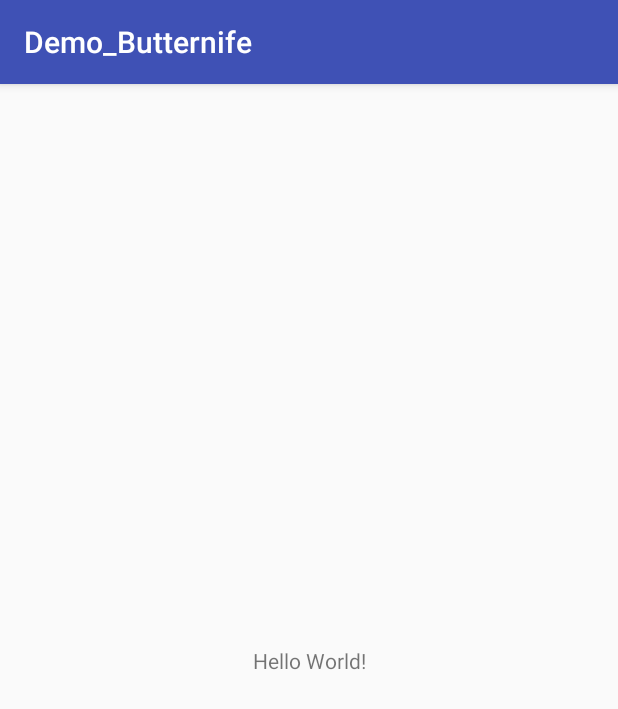
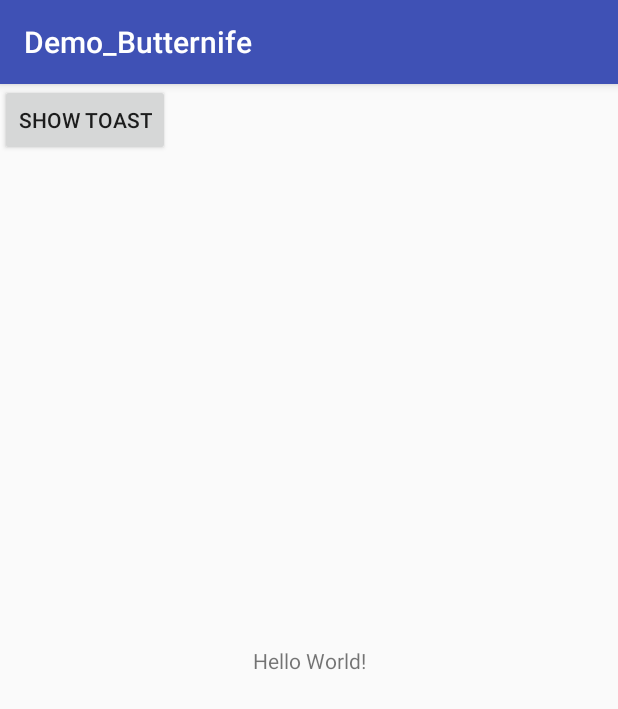
Before and after one commit to EGecius/Demo_Butternife, an Android app: the screen it shows after launch (MainActivity), on a phone screen of 412 x 824 dp. Shown: the top 709 px of the screen. Run offline under Robolectric (Android 15) with nearby library versions, the phone set to English and light mode, and no system bars; our stand-ins replace ButterKnife.

Commit message:
add @OnClick

```diff
--- a/app/src/main/java/com/egecius/demo_butternife/MainActivity.java
+++ b/app/src/main/java/com/egecius/demo_butternife/MainActivity.java
@@ -1,13 +1,24 @@
 package com.egecius.demo_butternife;
 
+import android.os.Bundle;
 import android.support.v7.app.AppCompatActivity;
-import android.os.Bundle;
+import android.widget.Toast;
+
+import butterknife.ButterKnife;
+import butterknife.OnClick;
 
 public class MainActivity extends AppCompatActivity {
+
+    @OnClick(R.id.show_toast)
+    void showToast() {
+        Toast.makeText(this, "show toast clicked", Toast.LENGTH_SHORT).show();
+    }
 
     @Override
     protected void onCreate(Bundle savedInstanceState) {
         super.onCreate(savedInstanceState);
         setContentView(R.layout.activity_main);
+
+        ButterKnife.bind(this);
     }
 }
--- a/app/src/main/res/layout/activity_main.xml
+++ b/app/src/main/res/layout/activity_main.xml
@@ -15,4 +15,10 @@
         app:layout_constraintRight_toRightOf="parent"
         app:layout_constraintTop_toTopOf="parent" />
 
+    <Button
+        android:text="show toast"
+        android:id="@+id/show_toast"
+        android:layout_width="wrap_content"
+        android:layout_height="wrap_content" />
+
 </android.support.constraint.ConstraintLayout>
```
